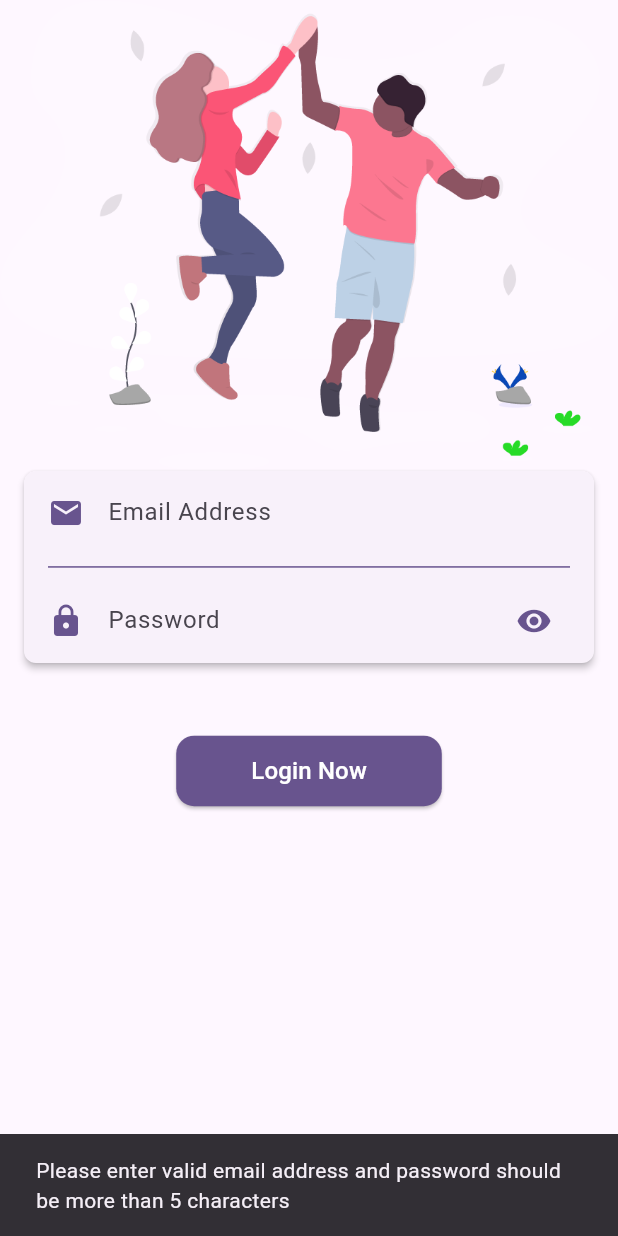
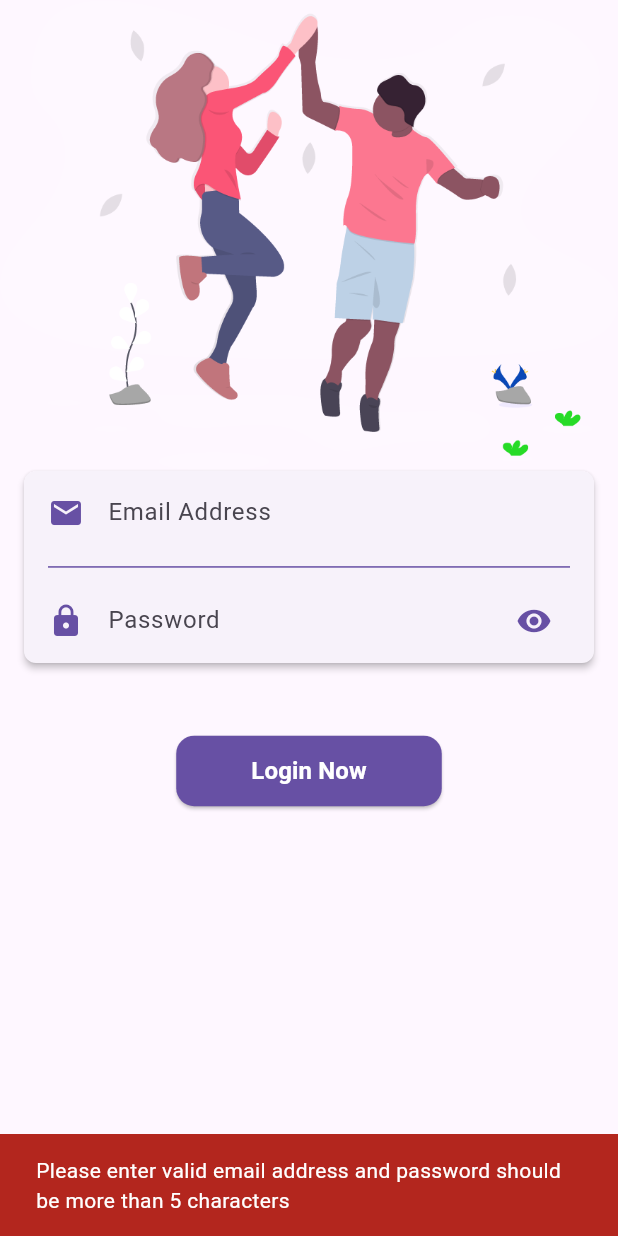
Before and after one commit to rohankandwal/car_on_sale_assignment, a Flutter app: the screen it shows after launch, after a tap on "Login Now", on a phone screen of 412 x 824 dp. Run offline on Flutter 3.47's test engine with Material 3 defaults, Android fonts, the phone set to English and light mode, and no system bars; our stand-ins replace either_dart, email_validator, equatable, flutter_bloc, flutter_secure_storage, get_it; missing offline and left inert: is_valid; generated files the repository leaves out were written again.

Commit message:
LoginScreen - Theme added

```diff
--- a/lib/app_module.dart
+++ b/lib/app_module.dart
@@ -4,11 +4,13 @@ import 'package:assignment_car_on_sale/core/authentication/di/authentication_mod
 import 'package:assignment_car_on_sale/core/di/di_module.dart';
 import 'package:assignment_car_on_sale/core/dialog_service/di/dialog_service_module.dart';
 import 'package:assignment_car_on_sale/core/local_storage/di/shared_pref_module.dart';
+import 'package:assignment_car_on_sale/core/theme/di/theme_module.dart';
 
 /// Module containing app wide dependencies, stuff whole lifetime should be the
 /// entire lifetime of the application
 class AppModule extends DiModule {
   final List<DiModule> coreModules = [
+    ThemeModule(),
     DialogServiceModule(),
     SharedPrefModule(),
     AuthenticationModule(),
--- /dev/null
+++ b/lib/core/theme/di/theme_module.dart
@@ -0,0 +1,18 @@
+import 'dart:async';
+
+import 'package:assignment_car_on_sale/core/di/di_module.dart';
+import 'package:assignment_car_on_sale/core/theme/theme_cubit.dart';
+import 'package:assignment_car_on_sale/core/utils/get_it.dart';
+
+class ThemeModule extends DiModule {
+  @override
+  void dispose() {
+    getIt.get<ThemeCubit>().close();
+    getIt.unregister<ThemeCubit>();
+  }
+
+  @override
+  FutureOr<void> setup() {
+    getIt.registerLazySingleton(() => ThemeCubit());
+  }
+}
--- /dev/null
+++ b/lib/core/theme/theme_cubit.dart
@@ -0,0 +1,27 @@
+import 'package:flutter/material.dart';
+import 'package:flutter_bloc/flutter_bloc.dart';
+
+final lightTheme = ThemeData.light();
+
+final darkTheme = ThemeData.dark();
+
+/// States for the ThemeCubit
+enum ThemeState {
+  light,
+  dark;
+}
+
+/// ThemeCubit to manage the app's theme
+class ThemeCubit extends Cubit<ThemeState> {
+  ThemeCubit() : super(ThemeState.light); // Default theme is light
+
+  /// Toggles between light and dark themes
+  void toggleTheme() {
+    emit(state == ThemeState.light ? ThemeState.dark : ThemeState.light);
+  }
+
+  /// Sets the theme to the selected theme
+  void setTheme(final ThemeState selectedTheme) {
+    emit(selectedTheme);
+  }
+}
--- a/lib/feature/home/presentation/widgets/vehicle_info_row_widget.dart
+++ b/lib/feature/home/presentation/widgets/vehicle_info_row_widget.dart
@@ -22,7 +22,7 @@ class VehicleInfoRowWidget extends StatelessWidget {
             style: TextStyle(
               fontSize: 20,
               fontWeight: FontWeight.bold,
-              color: theme.primaryColor,
+              color: theme.colorScheme.primary,
             ),
             maxLines: 1,
             overflow: TextOverflow.ellipsis,
--- a/lib/feature/login/presentation/login_screen.dart
+++ b/lib/feature/login/presentation/login_screen.dart
@@ -33,9 +33,16 @@ class _LoginScreenState extends State<LoginScreen> {
         listener: (context, state) {
           progressDialogService.hideLoadingDialog(context);
           if (state is LoginErrorState) {
+            ScaffoldMessenger.of(context).hideCurrentSnackBar();
             ScaffoldMessenger.of(context).showSnackBar(
               SnackBar(
-                content: Text(state.message),
+                content: Text(
+                  state.message,
+                  style: TextStyle(
+                    color: theme.colorScheme.onError,
+                  ),
+                ),
+                backgroundColor: theme.colorScheme.error,
               ),
             );
           } else if (state is LoginLoadingState) {
@@ -70,13 +77,14 @@ class _LoginScreenState extends State<LoginScreen> {
                   shape: RoundedRectangleBorder(
                     borderRadius: BorderRadius.circular(12),
                   ),
-                  backgroundColor: theme.primaryColor,
+                  backgroundColor: theme.colorScheme.primary,
                 ),
                 child: Text(
                   "Login Now",
                   style: TextStyle(
                     fontSize: 16,
                     color: theme.colorScheme.onPrimary,
+                    fontWeight: FontWeight.bold,
                   ),
                 ),
               )
--- a/lib/main.dart
+++ b/lib/main.dart
@@ -4,6 +4,7 @@ import 'package:assignment_car_on_sale/app_routes.dart';
 import 'package:assignment_car_on_sale/core/authentication/authentication_cubit.dart';
 import 'package:assignment_car_on_sale/core/authentication/authentication_state.dart';
 import 'package:assignment_car_on_sale/core/config/env_constants.dart';
+import 'package:assignment_car_on_sale/core/theme/theme_cubit.dart';
 import 'package:assignment_car_on_sale/core/utils/get_it.dart';
 import 'package:assignment_car_on_sale/core/utils/pretty_bloc_observer.dart';
 import 'package:flutter/material.dart';
@@ -35,16 +36,19 @@ class MyApp extends StatelessWidget {
           );
         }
       },
-      child: MaterialApp(
-        debugShowCheckedModeBanner: EnvConstants.environment == Environment.dev,
-        navigatorKey: navigatorKey,
-        title: 'CarOnSale demo',
-        theme: ThemeData(
-          colorScheme: ColorScheme.fromSeed(seedColor: Colors.deepPurple),
-          useMaterial3: true,
-        ),
-        initialRoute: AppRoutes.loginScreenRoute,
-        onGenerateRoute: AppRouteGenerator.onGenerateRoute,
+      child: BlocBuilder<ThemeCubit, ThemeState>(
+        bloc: getIt.get<ThemeCubit>(),
+        builder: (context, themeState) {
+          return MaterialApp(
+            debugShowCheckedModeBanner:
+                EnvConstants.environment == Environment.dev,
+            navigatorKey: navigatorKey,
+            title: 'CarOnSale demo',
+            theme: themeState == ThemeState.light ? lightTheme : darkTheme,
+            initialRoute: AppRoutes.loginScreenRoute,
+            onGenerateRoute: AppRouteGenerator.onGenerateRoute,
+          );
+        },
       ),
     );
   }
```
Also changed, not shown: lib/feature/home/presentation/home_screen.dart (+38 -4 lines).
